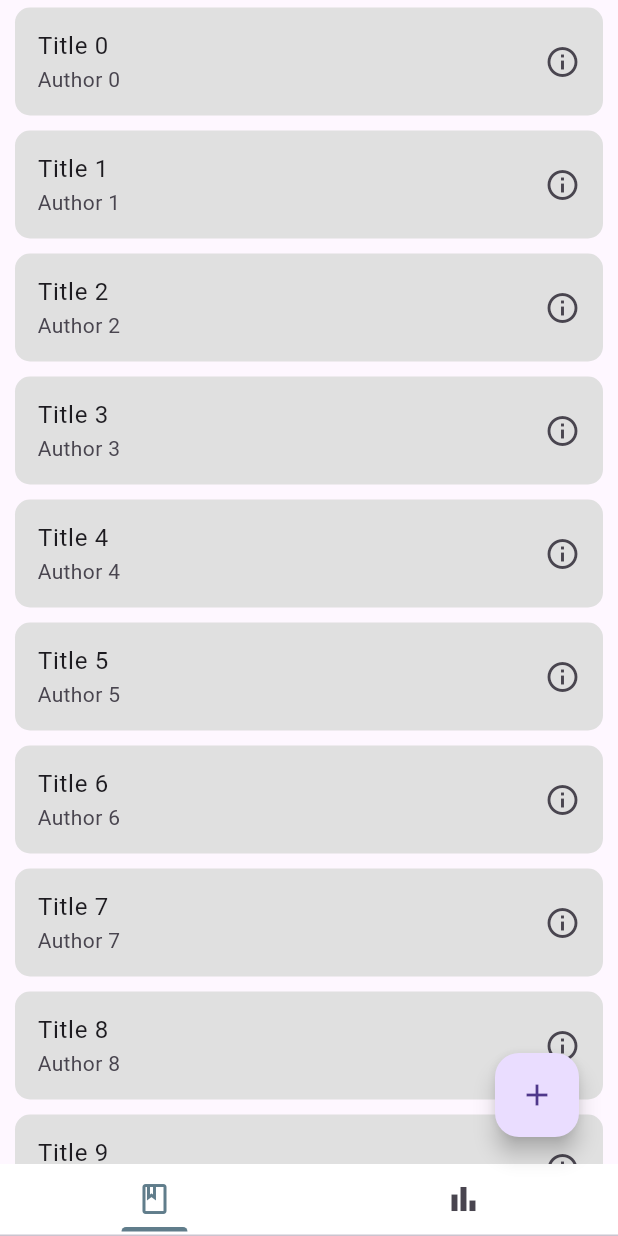
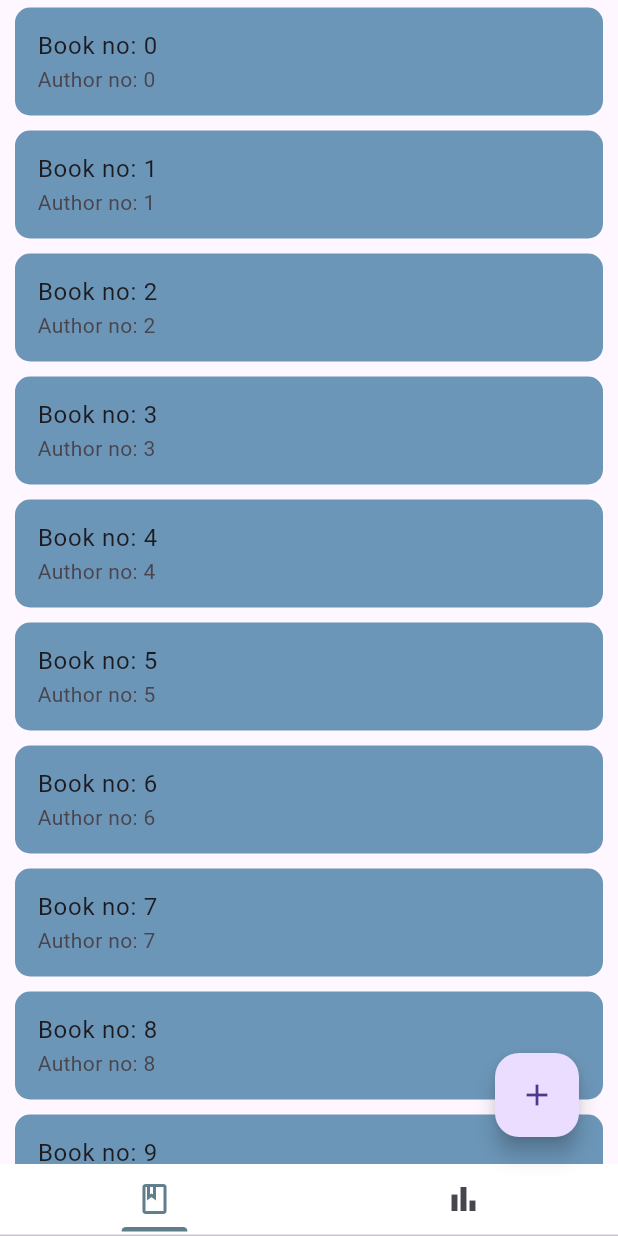
Before and after one commit to ozarski/BookTrackerFlutter, a Flutter app: the screen it shows after launch, on a phone screen of 412 x 824 dp. Run offline on Flutter 3.47's test engine with Material 3 defaults, Android fonts, the light colour scheme and no system bars.

Commit message:
Prototype book list item UI + BookListModel class

```diff
--- a/lib/models/book.dart
+++ b/lib/models/book.dart
@@ -2,7 +2,7 @@ class Book {
   String title;
   String author;
   int pages;
-  BookStatus status = BookStatus.reading;
+  BookStatus? status = BookStatus.reading;
   DateTime? startDate;
   DateTime? finishDate;
 
@@ -10,6 +10,7 @@ class Book {
     required this.title,
     required this.author,
     required this.pages,
+    this.status,
     this.startDate,
     this.finishDate,
   });
--- /dev/null
+++ b/lib/providers/book_list_model.dart
@@ -0,0 +1,39 @@
+import 'dart:math';
+
+import 'package:book_tracker/models/book.dart';
+import 'package:flutter/material.dart';
+
+class BookListModel extends ChangeNotifier {
+  final List<Book> _books = [];
+
+  List<Book> get books => _books;
+
+  void addBook(Book book) {
+    _books.add(book);
+    notifyListeners();
+  }
+
+  void removeBook(Book book) {
+    _books.remove(book);
+    notifyListeners();
+  }
+
+  void mockBooks() {
+    _books.clear();
+    _books.addAll(
+      List.generate(
+        50,
+        (index) {
+          BookStatus randomBookStatus =
+              BookStatus.values[Random().nextInt(BookStatus.values.length)];
+          return Book(
+            title: 'Book no: $index',
+            author: 'Author no: $index',
+            pages: Random().nextInt(500) + 100,
+            status: randomBookStatus,
+          );
+        },
+      ),
+    );
+  }
+}
--- a/lib/widgets/add_book_date_pickers.dart
+++ b/lib/widgets/add_book_date_pickers.dart
@@ -21,15 +21,17 @@ class _NewBookDatesState extends State<NewBookDates> {
           return const Column(
             mainAxisAlignment: MainAxisAlignment.start,
             children: [
-            StartDatePickerWidget(),
-          ],);
+              StartDatePickerWidget(),
+            ],
+          );
         } else if (newBookModel.book.status == BookStatus.finished) {
           return const Column(
             mainAxisAlignment: MainAxisAlignment.start,
             children: [
-            StartDatePickerWidget(),
-            FinishDatePickerWidget(title: 'Finish date:'),
-          ],);
+              StartDatePickerWidget(),
+              FinishDatePickerWidget(),
+            ],
+          );
         }
         return Container();
       },
--- a/lib/widgets/book_list_item.dart
+++ b/lib/widgets/book_list_item.dart
@@ -1,27 +1,45 @@
+import 'package:book_tracker/models/book.dart';
 import 'package:flutter/material.dart';
 import 'package:flutter/services.dart';
 
 class BookListItem extends StatelessWidget {
-  const BookListItem({super.key, required String title, required String author})
-      : _title = title,
-        _author = author;
+  const BookListItem({super.key, required Book book}) : _book = book;
 
-  final String _title;
-  final String _author;
+  final Book _book;
 
   @override
   Widget build(BuildContext context) {
+
+    Color color = () {
+      switch (_book.status) {
+        case BookStatus.reading:
+          return const Color.fromARGB(255, 108, 163, 110);
+        case BookStatus.finished:
+          return const Color.fromARGB(255, 108, 150, 184);
+        default:
+          return const Color.fromARGB(255, 181, 110, 110);
+      }
+    }();
+
     return Container(
       margin: const EdgeInsets.symmetric(vertical: 5, horizontal: 10),
       child: ListTile(
-        title: Text(_title),
-        subtitle: Text(_author),
-        trailing: const Icon(Icons.info_outline),
+        title: Text(
+          _book.title,
+          maxLines: 1,
+          overflow: TextOverflow.ellipsis,
+        ),
+        subtitle: Text(
+          _book.author,
+          maxLines: 1,
+          overflow: TextOverflow.ellipsis,
+        ),
+        //trailing: const Icon(Icons.info_outline),
         shape: RoundedRectangleBorder(
           borderRadius: BorderRadius.circular(10),
         ),
         contentPadding: const EdgeInsets.symmetric(horizontal: 15),
-        tileColor: const Color(0xFFE0E0E0),
+        tileColor: color,
       ),
     );
   }
--- a/lib/widgets/book_list_tab.dart
+++ b/lib/widgets/book_list_tab.dart
@@ -1,5 +1,10 @@
+import 'dart:math';
+
+import 'package:book_tracker/models/book.dart';
+import 'package:book_tracker/providers/book_list_model.dart';
 import 'package:flutter/material.dart';
 import 'book_list_item.dart';
+import 'package:provider/provider.dart';
 
 class BookListTab extends StatelessWidget {
   const BookListTab({super.key});
@@ -8,16 +13,21 @@ class BookListTab extends StatelessWidget {
   Widget build(BuildContext context) {
     return Column(
       mainAxisAlignment: MainAxisAlignment.start,
-      children:[
-        Expanded(child:
-          ListView.builder(
-            itemCount: 100,
-            itemBuilder: (context, index) {
-                return BookListItem(title: 'Title $index', author: 'Author $index');
+      children: [
+        Expanded(
+          child: Consumer<BookListModel>(
+            builder: (context, model, child) {
+              model.mockBooks();
+              return ListView.builder(
+                itemCount: model.books.length,
+                itemBuilder: (context, index) {
+                  return BookListItem(book: model.books[index]);
+                },
+              );
             },
-          )
-        ,)
-      ]
+          ),
+        ),
+      ],
     );
   }
 }
--- a/lib/widgets/main_tab_bar_view.dart
+++ b/lib/widgets/main_tab_bar_view.dart
@@ -1,14 +1,21 @@
+import 'package:book_tracker/providers/book_list_model.dart';
 import 'package:book_tracker/widgets/book_list_tab.dart';
 import 'package:flutter/material.dart';
+import 'package:provider/provider.dart';
 
 class MainTabBarView extends StatelessWidget {
   const MainTabBarView({super.key});
 
   @override
   Widget build(BuildContext context) {
-    return const TabBarView(children: [
-      BookListTab(),
-      Icon(Icons.bar_chart_outlined, size: 100)
-    ]);
+    return ChangeNotifierProvider<BookListModel>(
+      create: (context) => BookListModel(),
+      child: const TabBarView(
+        children: [
+          BookListTab(),
+          Icon(Icons.bar_chart_outlined, size: 100),
+        ],
+      ),
+    );
   }
 }
```
